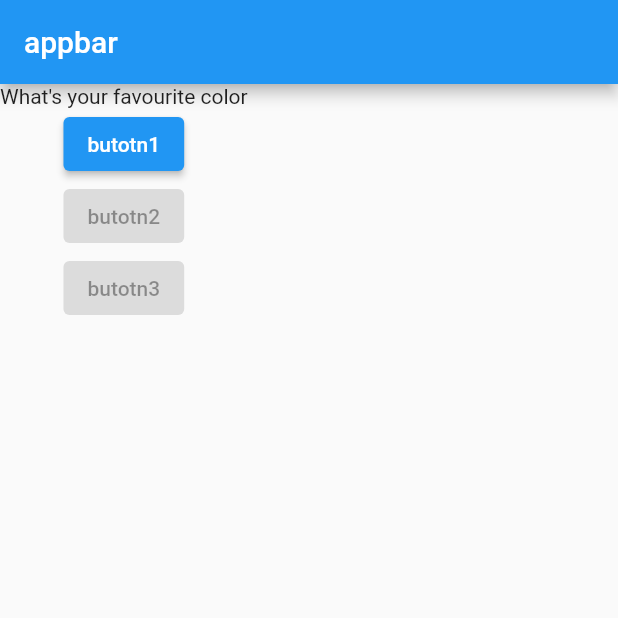
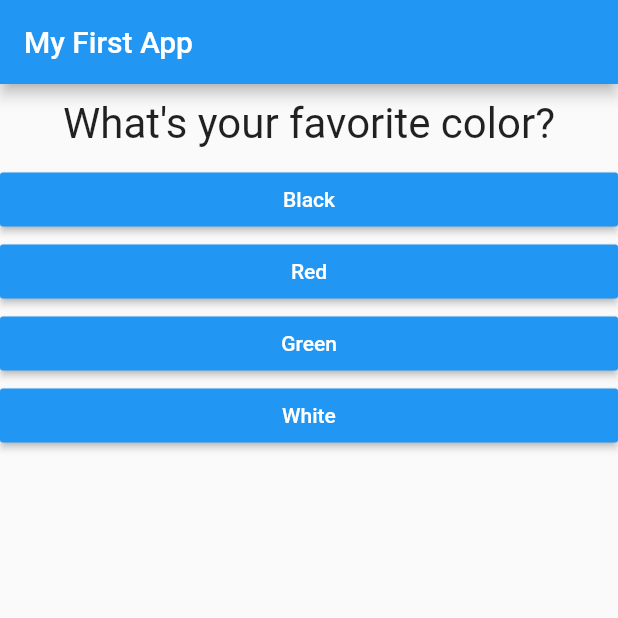
Before and after one commit to boybeo68/flutter_complete_guide, a Flutter app: the screen it shows after launch, on a phone screen of 412 x 824 dp, the top half of it. Run offline on Flutter 3.47's test engine with Material 2 defaults, Android fonts, the phone set to English and light mode, and no system bars.

Commit message:
done quiz app

```diff
--- /dev/null
+++ b/lib/answer.dart
@@ -0,0 +1,21 @@
+import 'package:flutter/material.dart';
+
+class Answer extends StatelessWidget {
+  final Function selectHandler;
+  final String answerText;
+
+  Answer(this.selectHandler, this.answerText);
+
+  @override
+  Widget build(BuildContext context) {
+    return Container(
+      width: double.infinity,
+      child: RaisedButton(
+        color: Colors.blue,
+        textColor: Colors.white,
+        child: Text(answerText),
+        onPressed: selectHandler,
+      ),
+    );
+  }
+}
--- a/lib/main.dart
+++ b/lib/main.dart
@@ -1,34 +1,73 @@
 import 'package:flutter/material.dart';
+import 'package:my_app/quiz.dart';
+import 'package:my_app/result.dart';
+void main() => runApp(MyApp());
 
-void main() {
-  runApp(MyApp());
+class MyApp extends StatefulWidget {
+  @override
+  State<StatefulWidget> createState() {
+    // TODO: implement createState
+    return _MyAppState();
+  }
 }
 
-class MyApp extends StatelessWidget {
-  void answerQuestions() {
-    print('hello');
+class _MyAppState extends State<MyApp> {
+  var _questionIndex = 0;
+  final questions = const [
+    {
+      'questionText': 'What\'s your favorite color?',
+      'answers': [
+        {'text': 'Black', 'score': 10},
+        {'text': 'Red', 'score': 5},
+        {'text': 'Green', 'score': 3},
+        {'text': 'White', 'score': 1},
+      ],
+    },
+    {
+      'questionText': 'What\'s your favorite animal?',
+      'answers': [
+        {'text': 'Rabbit', 'score': 3},
+        {'text': 'Snake', 'score': 11},
+        {'text': 'Elephant', 'score': 5},
+        {'text': 'Lion', 'score': 9},
+      ],
+    },
+    {
+      'questionText': 'Who\'s your favorite instructor?',
+      'answers': [
+        {'text': 'Max', 'score': 1},
+        {'text': 'Max', 'score': 1},
+        {'text': 'Max', 'score': 1},
+        {'text': 'Max', 'score': 1},
+      ],
+    },
+  ];
+   int totalScore = 0;
+  void _answerQuestion(int score) {
+    setState(() {
+      _questionIndex = (_questionIndex + 1);
+
+    });
+    totalScore = totalScore + score;
+    print(_questionIndex);
+  }
+    void _restartQuiz() {
+    setState(() {
+      _questionIndex = 0;
+    });
   }
 
   @override
   Widget build(BuildContext context) {
-    var questions = [
-      'What\'s your favourite color',
-      'What\'s your favourite color'
-    ];
-
     return MaterialApp(
-        home: Scaffold(
-      appBar: AppBar(
-        title: Text('appbar'),
+      home: Scaffold(
+        appBar: AppBar(
+          title: Text('My First App'),
+        ),
+        body: _questionIndex < questions.length
+            ? Quiz(questions, _questionIndex, _answerQuestion)
+            : Result(totalScore, _restartQuiz)
       ),
-      body: Column(
-        children: [
-          Text(questions[0]),
-          ElevatedButton(onPressed: answerQuestions, child: Text('butotn1')),
-          ElevatedButton(onPressed: null, child: Text('butotn2')),
-          ElevatedButton(onPressed: null, child: Text('butotn3')),
-        ],
-      ),
-    ));
+    );
   }
 }
--- /dev/null
+++ b/lib/question.dart
@@ -0,0 +1,20 @@
+import 'package:flutter/material.dart';
+
+class Question extends StatelessWidget {
+  final String questionText;
+
+  Question(this.questionText);
+
+  @override
+  Widget build(BuildContext context) {
+    return Container(
+      width: double.infinity,
+      margin: EdgeInsets.all(10),
+      child: Text(
+        questionText,
+        style: TextStyle(fontSize: 28),
+        textAlign: TextAlign.center,
+      ),
+    );
+  }
+}
--- /dev/null
+++ b/lib/quiz.dart
@@ -0,0 +1,25 @@
+import 'package:flutter/material.dart';
+import './answer.dart';
+import './question.dart';
+class Quiz extends StatelessWidget {
+  final List<Map<String, Object>> questions;
+  final int questionIndex;
+  final Function answerQuestion;
+  Quiz(this.questions, this.questionIndex, this.answerQuestion);
+  @override
+  Widget build(BuildContext context) {
+    return Container(
+      child:       Column(
+                children: [
+                  Question(
+                    questions[questionIndex]['questionText'],
+                  ),
+                  ...(questions[questionIndex]['answers'] as List<Map<String, Object>>)
+                      .map((answer) {
+                    return Answer(()=> answerQuestion(answer['score']), answer['text']);
+                  }).toList()
+                ],
+              ),
+    );
+  }
+}
```
Also changed, not shown: lib/caculator.dart (deleted, +0 -8 lines), lib/cart.dart (deleted, +0 -18 lines), lib/result.dart (added, +35 -0 lines), pubspec.lock.
